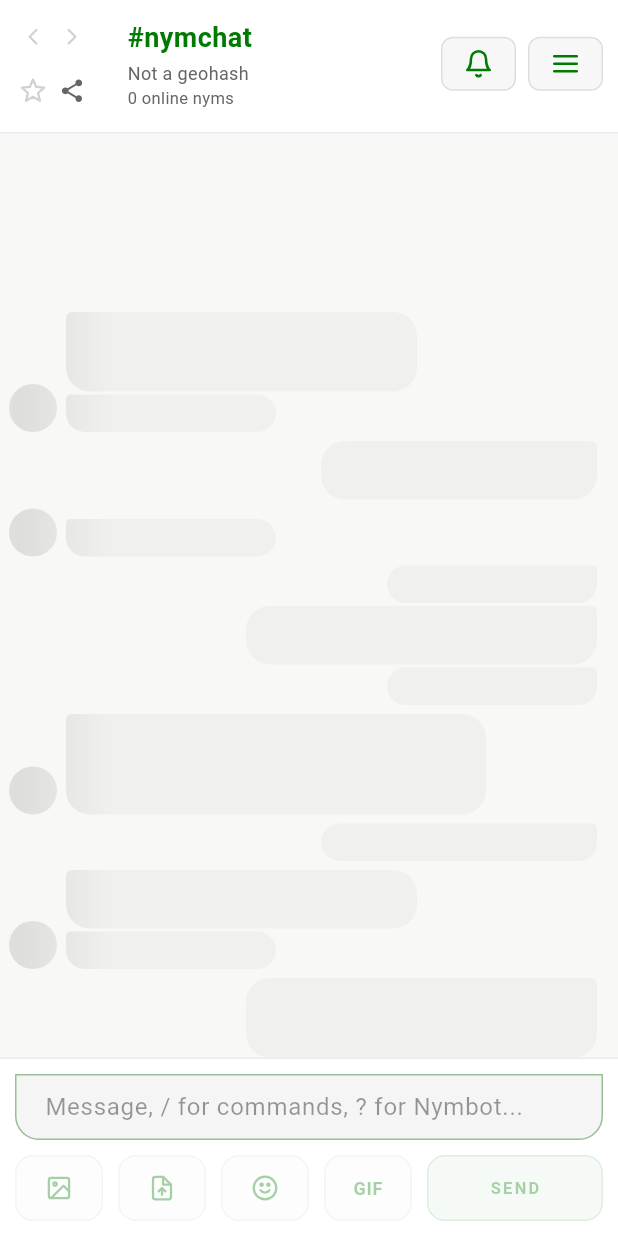
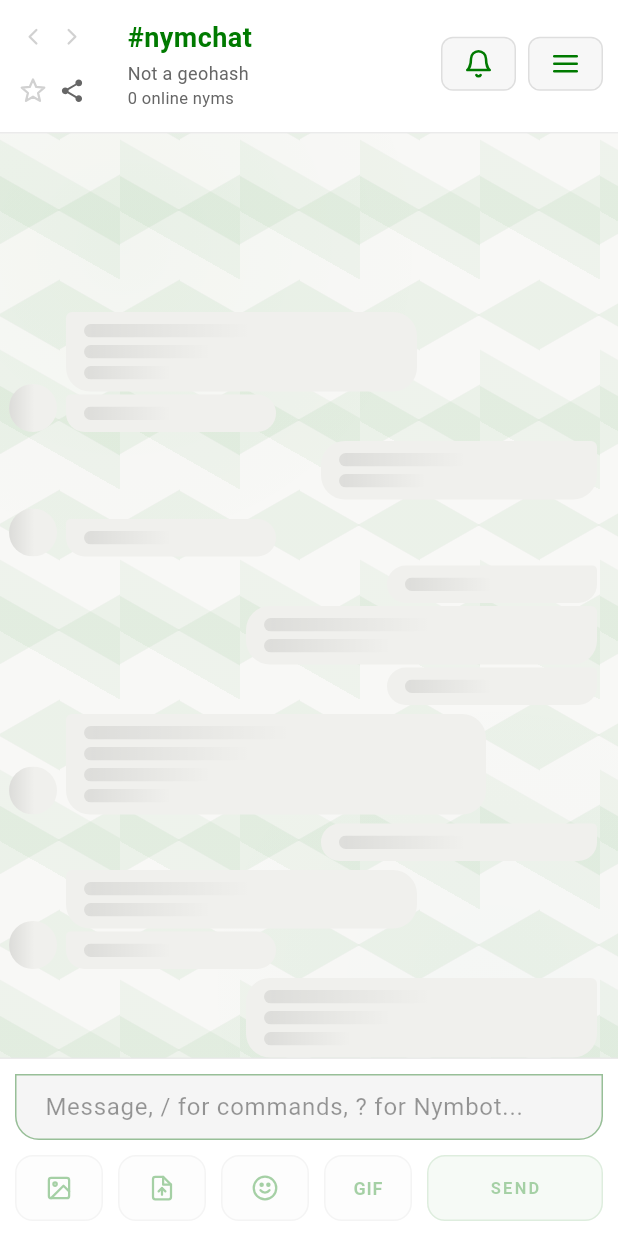
Before and after one commit to Spl0itable/flutter-app, a Flutter app: the HomeShell screen opened directly, on a phone screen of 412 x 824 dp. Run offline on Flutter 3.47's test engine with Material 3 defaults, Android fonts, the phone set to English and light mode, and no system bars; our stand-ins replace app_links, audioplayers, cached_network_image, convert, file_picker, flutter_local_notifications and 13 more; missing offline and left inert: bech32, bip340, cryptography, flutter_webrtc, pointycastle; accounts and stored records are empty; network calls fail.

Commit message:
fix(chat): show wallpaper through chat; correct shimmer + geometric pattern; bound socket wait
#12 — the ChatPane was wrapped in an opaque Container(color: c.bg) that painted
over the wallpaper everywhere. The PWA's .main-content is transparent (the opaque
base is the scaffold, BELOW the wallpaper; the messages area carries only a
translucent wash). Set the ChatPane container transparent so the wallpaper reads
through the message region in BOTH single-chat and columns views. Also rewrote the
default 'geometric' wallpaper to the PWA's stacked argyle gradients (others already
matched).

#8 — skeleton shimmer was one column-wide narrow band; the PWA gives every bar its
OWN full-width gradient sweep (translateX -100%→100%, 1.4s). Replaced with a
per-shape highlight clipped to each shape, all on one shared clock.

#9 (follow-up) — corrected the socket-wait fix: instead of forcing HTTP whenever
the socket isn't open (which broke api_socket_test's socket-first assertions), bound
ensureConnected to an 800ms window — a fast/already-open socket is still used, a
slow one falls back to HTTP while it finishes connecting in the background. All 9
socket tests pass.

Co-Authored-By: Claude Opus 4.8 <noreply@anthropic.com>
Claude-Session: https://claude.ai/code/session_0198DapojMyPJSqDw1x2F2pF

```diff
--- a/lib/widgets/chat/chat_pane.dart
+++ b/lib/widgets/chat/chat_pane.dart
@@ -74,9 +74,16 @@ class ChatPane extends ConsumerWidget {
 
   @override
   Widget build(BuildContext context, WidgetRef ref) {
-    final c = context.nym;
     return Container(
-      color: c.bg,
+      // `.main-content` is TRANSPARENT (styles-shell.css:730 — no background) so
+      // the fixed `#wallpaperLayer` (mounted behind this pane in `home_shell`)
+      // shows through. The opaque base comes from the Scaffold (`c.bg`); the
+      // header/composer paint their own `--glass-bg` surfaces and the messages
+      // area paints only a translucent wash (`rgba(0,0,0,0.15)` / light
+      // `rgba(255,255,255,0.3)`), so the wallpaper reads through the message
+      // region in both single-chat and columns views. Painting an opaque `c.bg`
+      // here (the old behaviour) covered the wallpaper everywhere.
+      color: Colors.transparent,
       child: Column(
         children: [
           _ChatHeader(
--- a/lib/widgets/chat/message_skeleton.dart
+++ b/lib/widgets/chat/message_skeleton.dart
@@ -14,11 +14,13 @@ import '../../core/theme/nym_colors.dart';
 /// from `translateX(-100%)` to `translateX(100%)`. Each shape's base fill is
 /// `var(--bg-tertiary)` with `border-radius: 6px` (avatars 50%).
 ///
-/// Here the moving highlight is implemented once as a [ShaderMask] sweeping a
-/// `glassBorder`-cored gradient across the whole column (an [AnimationController]
-/// driving the `-1 → 1` translate), so all placeholder shapes shimmer in lockstep
-/// like the CSS. There are distinct bubble vs IRC variants matching the two chat
-/// layouts ([MessageSkeleton.bubble] / [MessageSkeleton.irc]).
+/// Here the moving highlight is reproduced PER SHAPE (matching the CSS `::after`
+/// on every `.sk-*`): each placeholder paints its `bg-tertiary` base plus a
+/// full-width `glassBorder`-cored gradient translated `-100% → +100%` and clipped
+/// to itself, all ticked by one shared [AnimationController] (`_t`) so every shape
+/// — narrow or wide — shimmers in lockstep like the CSS (rather than a single
+/// narrow band crossing the whole column, which lit shapes one region at a time).
+/// There are distinct bubble vs IRC variants matching the two chat layouts.
 class MessageSkeleton extends StatefulWidget {
   const MessageSkeleton({super.key, required this.useBubbles, this.rowCount = 8});
 
@@ -55,51 +57,66 @@ class _MessageSkeletonState extends State<MessageSkeleton>
   @override
   Widget build(BuildContext context) {
     final c = context.nym;
-    // The moving highlight is `var(--glass-border)` flanked by transparent
-    // (`linear-gradient(90deg, transparent, var(--glass-border), transparent)`).
-    final highlight = c.glassBorder;
 
-    // `.msg-skeleton { justify-content: flex-end }` — rows settle at the bottom,
-    // newest-style at the foot, like the reversed live list.
-    final rows = widget.useBubbles
-        ? _bubbleRows(c)
-        : _ircRows(c);
-
-    final column = Column(
-      mainAxisAlignment: MainAxisAlignment.end,
-      crossAxisAlignment: CrossAxisAlignment.stretch,
-      children: rows,
-    );
-
-    // One ShaderMask over the whole column reproduces the synchronized
-    // per-shape `::after` sweep: a narrow highlight band translating across.
+    // The PWA runs the sweep PER SHAPE: every `.sk-bar/.sk-line/.sk-avatar` has
+    // its own `::after` (a full-WIDTH `linear-gradient(90deg, transparent,
+    // glass-border, transparent)`) that slides `translateX(-100%) → 100%`, all
+    // driven by the one shared `sk-shimmer` clock — so every placeholder, narrow
+    // or wide, lights up in lockstep (not a single narrow band crossing the
+    // column). We mirror that exactly: each shape paints its own clipped, moving
+    // full-width highlight (see `_bar`/`_avatar`). The whole row tree is rebuilt
+    // inside this AnimatedBuilder each tick so every shape re-reads `_t.value`.
     return ClipRect(
       child: AnimatedBuilder(
         animation: _t,
-        builder: (context, child) {
-          return ShaderMask(
-            blendMode: BlendMode.srcATop,
-            shaderCallback: (rect) {
-              // Map t∈[0,1] to a band traveling left→right across [-1, 1] of the
-              // width (matching translateX(-100%) → translateX(100%)).
-              final dx = (_t.value * 2 - 1) * rect.width;
-              return LinearGradient(
-                begin: Alignment.centerLeft,
-                end: Alignment.centerRight,
-                colors: [
-                  Colors.transparent,
-                  highlight,
-                  Colors.transparent,
-                ],
-                stops: const [0.35, 0.5, 0.65],
-              ).createShader(
-                Rect.fromLTWH(rect.left + dx, rect.top, rect.width, rect.height),
-              );
-            },
-            child: child,
+        builder: (context, _) {
+          // `.msg-skeleton { justify-content: flex-end }` — rows settle at the
+          // bottom, newest-style at the foot, like the reversed live list.
+          final rows = widget.useBubbles ? _bubbleRows(c) : _ircRows(c);
+          return Column(
+            mainAxisAlignment: MainAxisAlignment.end,
+            crossAxisAlignment: CrossAxisAlignment.stretch,
+            children: rows,
           );
         },
-        child: column,
+      ),
+    );
+  }
+
+  /// The per-shape moving highlight, a 1:1 port of the skeleton `::after`:
+  /// a full-WIDTH `linear-gradient(90deg, transparent, glass-border,
+  /// transparent)` (stops 0 / .5 / 1) translated horizontally from
+  /// `translateX(-100%)` to `translateX(100%)` as `_t` runs 0→1, clipped to the
+  /// shape. Painted over the shape's `bg-tertiary` base.
+  Widget _shimmer(NymColors c, {required double width, required double height, BoxShape shape = BoxShape.rectangle}) {
+    // -1 → +1 of the shape width == translateX(-100%) → translateX(100%).
+    final dx = (_t.value * 2 - 1) * width;
+    final radius = shape == BoxShape.circle
+        ? BorderRadius.circular(height / 2) // 50%
+        : const BorderRadius.all(Radius.circular(6));
+    return ClipRRect(
+      borderRadius: radius,
+      child: Stack(
+        children: [
+          // base fill: `var(--bg-tertiary)`.
+          Positioned.fill(child: ColoredBox(color: c.bgTertiary)),
+          // moving highlight band, the width of the shape, offset by dx.
+          Positioned(
+            left: dx,
+            top: 0,
+            width: width,
+            height: height,
+            child: DecoratedBox(
+              decoration: BoxDecoration(
+                gradient: LinearGradient(
+                  begin: Alignment.centerLeft,
+                  end: Alignment.centerRight,
+                  colors: [Colors.transparent, c.glassBorder, Colors.transparent],
+                ),
+              ),
+            ),
+          ),
+        ],
       ),
     );
   }
@@ -297,27 +314,22 @@ class _MessageSkeletonState extends State<MessageSkeleton>
   }
 
   // ---- shared shapes ----
-  // Base placeholder fill: `var(--bg-tertiary)`, `border-radius: 6px`.
+  // Base placeholder fill (`var(--bg-tertiary)`, `border-radius: 6px`) with the
+  // per-shape moving highlight (`::after`) painted over it.
   Widget _bar(NymColors c, {required double width, required double height}) {
-    return Container(
+    return SizedBox(
       width: width,
       height: height,
-      decoration: BoxDecoration(
-        color: c.bgTertiary,
-        borderRadius: const BorderRadius.all(Radius.circular(6)),
-      ),
+      child: _shimmer(c, width: width, height: height),
     );
   }
 
-  // `.sk-avatar { border-radius: 50% }`.
+  // `.sk-avatar { border-radius: 50% }` — same moving highlight, circular clip.
   Widget _avatar(NymColors c, double size) {
-    return Container(
+    return SizedBox(
       width: size,
       height: size,
-      decoration: BoxDecoration(
-        color: c.bgTertiary,
-        shape: BoxShape.circle,
-      ),
+      child: _shimmer(c, width: size, height: size, shape: BoxShape.circle),
     );
   }
 
```
Also changed, not shown: lib/services/api/api_client.dart (+12 -13 lines), lib/widgets/wallpaper/wallpaper_layer.dart (+51 -24 lines).
